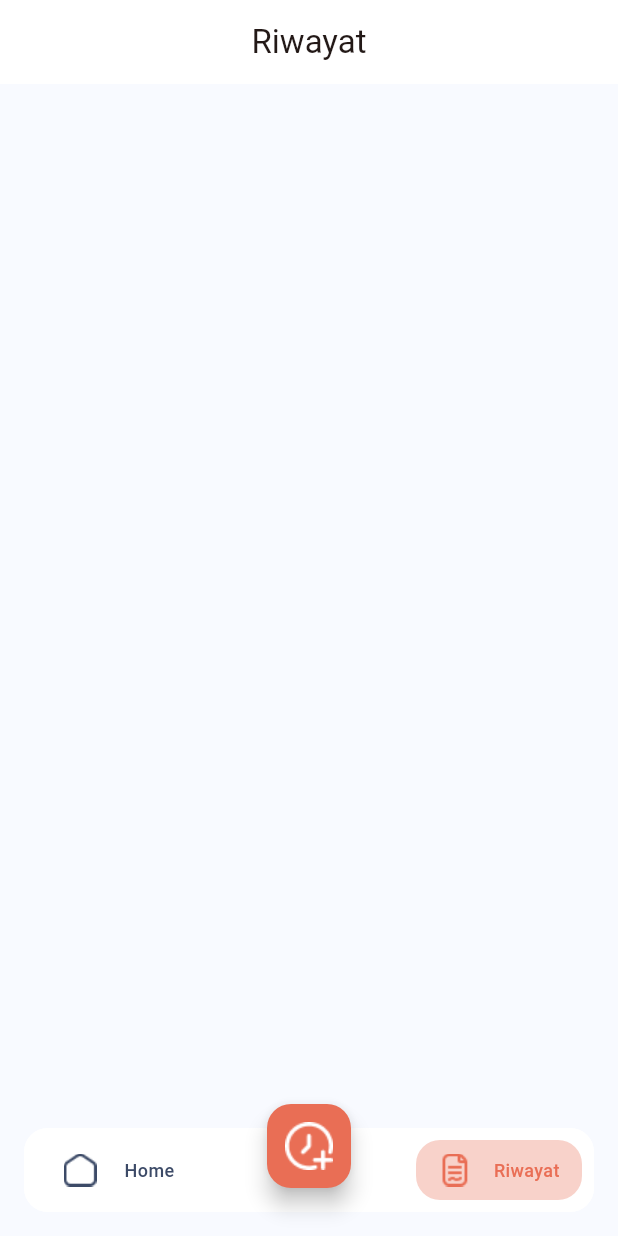
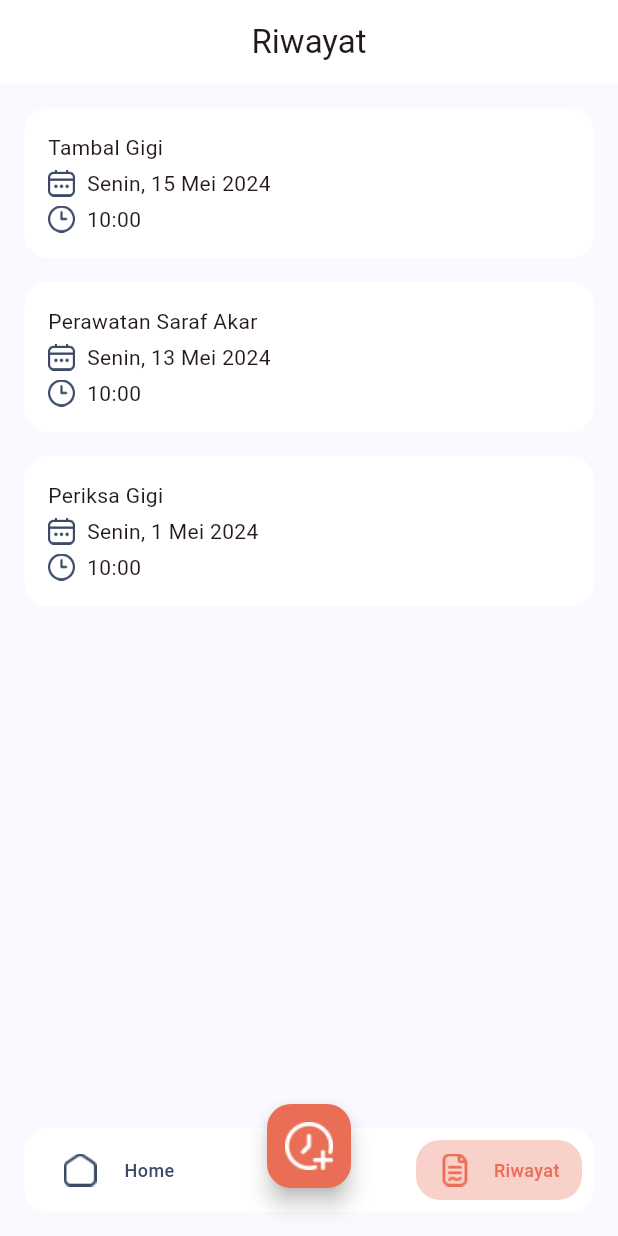
Before and after one commit to mikirinkode/dentist_reservation_app, a Flutter app: the screen it shows after launch, after a tap on "Riwayat", on a phone screen of 412 x 824 dp. Run offline on Flutter 3.47's test engine with Material 3 defaults, Android fonts, the light colour scheme and no system bars.

Commit message:
feat: finish slicing history

```diff
--- /dev/null
+++ b/lib/app/data/model/booking_history.dart
@@ -0,0 +1,8 @@
+class BookingHistory{
+  final String serviceName;
+  final String date;
+  final String time;
+
+  BookingHistory({required this.serviceName, required this.date, required this.time});
+
+}
--- a/lib/app/data/provider/dummy_data.dart
+++ b/lib/app/data/provider/dummy_data.dart
@@ -1,5 +1,6 @@
 import 'package:dentistreservation/core/values/images.dart';
 
+import '../model/booking_history.dart';
 import '../model/dentist_service.dart';
 
 class DummyData{
@@ -13,4 +14,10 @@ class DummyData{
     DentistService(name: "Gigi Palsu", iconPath: Images.toothIcon),
     DentistService(name: "Putihin Gigi", iconPath: Images.toothIcon),
   ];
+
+  static List<BookingHistory> historyList = [
+    BookingHistory(serviceName: "Tambal Gigi", date: "Senin, 15 Mei 2024", time: "10:00"),
+    BookingHistory(serviceName: "Perawatan Saraf Akar", date: "Senin, 13 Mei 2024", time: "10:00"),
+    BookingHistory(serviceName: "Periksa Gigi", date: "Senin, 1 Mei 2024", time: "10:00"),
+  ];
 }
--- a/lib/app/module/history/history_view.dart
+++ b/lib/app/module/history/history_view.dart
@@ -1,3 +1,6 @@
+import 'package:dentistreservation/app/data/provider/dummy_data.dart';
+import 'package:dentistreservation/core/utils/ui_utils.dart';
+import 'package:dentistreservation/core/values/images.dart';
 import 'package:flutter/material.dart';
 
 class HistoryView extends StatelessWidget {
@@ -9,6 +12,44 @@ class HistoryView extends StatelessWidget {
       appBar: AppBar(
         title: Text("Riwayat"),
       ),
+      body: ListView(
+        physics: const AlwaysScrollableScrollPhysics(),
+        padding: UIUtils.paddingAll(16),
+        children: DummyData.historyList
+            .map((e) => Padding(
+              padding: UIUtils.paddingBottom(16),
+              child: Container(
+                    decoration: BoxDecoration(
+                      color: Colors.white,
+                      borderRadius: UIUtils.borderRadiusAll(),
+                    ),
+                    padding: UIUtils.paddingAll(16),
+                    child: Column(
+                      crossAxisAlignment: CrossAxisAlignment.start,
+                      children: [
+                        Text(e.serviceName),
+                        UIUtils.heightSpace(4),
+                        Row(
+                          children: [
+                            Image.asset(Images.calendarIcon, width: 18,),
+                            UIUtils.widthSpace(8),
+                            Text(e.date)
+                          ],
+                        ),
+                        UIUtils.heightSpace(4),
+                        Row(
+                          children: [
+                            Image.asset(Images.clockIcon, width: 18,),
+                            UIUtils.widthSpace(8),
+                            Text(e.time)
+                          ],
+                        ),
+                      ],
+                    ),
+                  ),
+            ))
+            .toList(),
+      ),
     );
   }
 }
--- a/lib/app/module/home/home_view.dart
+++ b/lib/app/module/home/home_view.dart
@@ -130,7 +130,10 @@ class HomeView extends StatelessWidget {
                               UIUtils.heightSpace(4),
                               Row(
                                 children: [
-                                  Image.asset(Images.stethoscopeIcon),
+                                  Image.asset(
+                                    Images.stethoscopeIcon,
+                                    width: 18,
+                                  ),
                                   UIUtils.widthSpace(8),
                                   const Expanded(
                                       child: Text("drg. Arikha Ayif Ul")),
@@ -139,16 +142,24 @@ class HomeView extends StatelessWidget {
                               UIUtils.heightSpace(4),
                               Row(
                                 children: [
-                                  Image.asset(Images.markerIcon),
+                                  Image.asset(
+                                    Images.markerIcon,
+                                    width: 18,
+                                  ),
                                   UIUtils.widthSpace(8),
                                   const Expanded(
                                       child: Text("Jl. Kesehatan no 123")),
                                 ],
                               ),
                               UIUtils.heightSpace(4),
-                              Text(
-                                "Buka Google Map >",
-                                style: TextStyle(color: AppColor.primary500),
+                              GestureDetector(
+                                onTap: (){
+                                  // TODO: UNHANDLED ON TAP
+                                },
+                                child: Text(
+                                  "Buka Google Map >",
+                                  style: TextStyle(color: AppColor.primary500),
+                                ),
                               )
                             ],
                           ),
--- /dev/null
+++ b/lib/core/theme/app_button_style.dart
@@ -0,0 +1,35 @@
+import 'package:flutter/material.dart';
+
+import '../utils/ui_utils.dart';
+import 'app_color.dart';
+
+
+class AppButtonStyle {
+  AppButtonStyle._();
+
+  static ButtonStyle filledPrimary = ButtonStyle(
+    backgroundColor: MaterialStateProperty.resolveWith(
+          (states) {
+        if (states.contains(MaterialState.disabled)) {
+          return AppColor.neutral200;
+        }
+        return AppColor.primary500;
+      },
+    ),
+    padding: MaterialStateProperty.all(
+        UIUtils.paddingSymmetric(vertical: 12, horizontal: 24)),
+    shape: MaterialStateProperty.all(
+      RoundedRectangleBorder(
+        borderRadius: UIUtils.borderRadiusAll(),
+      ),
+    ),
+    foregroundColor: MaterialStateProperty.resolveWith(
+          (states) {
+        if (states.contains(MaterialState.disabled)) {
+          return AppColor.neutral500;
+        }
+        return Colors.white;
+      },
+    ),
+  );
+}
--- a/lib/core/theme/app_color.dart
+++ b/lib/core/theme/app_color.dart
@@ -8,5 +8,7 @@ class AppColor {
   static const primary100 = Color(0xFFF8D2CA);
   static const primary300 = Color(0xFFF09E8D);
   static const primary500 = Color(0xFFE96E55);
+  static const neutral200 = Color(0xFFB1BACC);
+  static const neutral500 = Color(0xFF556891);
   static const neutral700 = Color(0xFF3C4A67);
 }
--- a/lib/core/theme/app_theme.dart
+++ b/lib/core/theme/app_theme.dart
@@ -1,3 +1,42 @@
+import 'package:dentistreservation/core/utils/ui_utils.dart';
+import 'package:flutter/material.dart';
+
+import 'app_color.dart';
+
 class AppTheme {
   AppTheme._();
+
+  static lightTheme() {
+    return ThemeData(
+      colorScheme: ColorScheme.fromSeed(
+          seedColor: AppColor.primary500,
+          primary: AppColor.primary500,
+          brightness: Brightness.light),
+      primaryColor: AppColor.primary500,
+      scaffoldBackgroundColor: AppColor.backgroundColor,
+      useMaterial3: true,
+      appBarTheme:
+          const AppBarTheme(backgroundColor: Colors.white, centerTitle: true),
+      inputDecorationTheme: InputDecorationTheme(
+        hintStyle: TextStyle(
+          color: AppColor.neutral200
+        ),
+        labelStyle: TextStyle(
+          color: AppColor.neutral500
+        ),
+        border: OutlineInputBorder(
+          borderRadius: UIUtils.borderRadiusAll(),
+        ),
+        enabledBorder: OutlineInputBorder(
+          borderRadius: UIUtils.borderRadiusAll(),
+          borderSide: const BorderSide(
+            color: AppColor.neutral200,
+            width: 1.5,
+          ),
+        ),
+        filled: true,
+        fillColor: Colors.white,
+      ),
+    );
+  }
 }
--- a/lib/core/values/images.dart
+++ b/lib/core/values/images.dart
@@ -10,6 +10,8 @@ class Images {
   static String toothIcon = "assets/icons/tooth.png";
   static String stethoscopeIcon = "assets/icons/stethoscope.png";
   static String markerIcon = "assets/icons/marker.png";
+  static String calendarIcon = "assets/icons/calendar.png";
+  static String clockIcon = "assets/icons/clock.png";
 
   static String defaultProfile = "assets/images/default_profile.png";
   static String sampleAnnouncementBanner = "assets/images/sample_announcement_banner.png";
--- a/lib/main.dart
+++ b/lib/main.dart
@@ -1,3 +1,4 @@
+import 'package:dentistreservation/core/theme/app_theme.dart';
 import 'package:flutter/material.dart';
 
 import 'app/module/root/root_view.dart';
@@ -15,19 +16,7 @@
     return MaterialApp(
       title: 'DentalCare',
       debugShowCheckedModeBanner: false,
-      theme: ThemeData(
-        colorScheme: ColorScheme.fromSeed(
-            seedColor: AppColor.primary500,
-            primary: AppColor.primary500,
-            brightness: Brightness.light),
-        primaryColor: AppColor.primary500,
-        scaffoldBackgroundColor: AppColor.backgroundColor,
-        useMaterial3: true,
-        appBarTheme: const AppBarTheme(
-          backgroundColor: Colors.white,
-          centerTitle: true
-        )
-      ),
+      theme: AppTheme.lightTheme(),
       home: RootView(currentScreen: 0),
     );
   }
```
Also changed, not shown: assets/icons/calendar.png (added), assets/icons/clock.png (added), assets/icons/marker.png, assets/icons/stethoscope.png.
